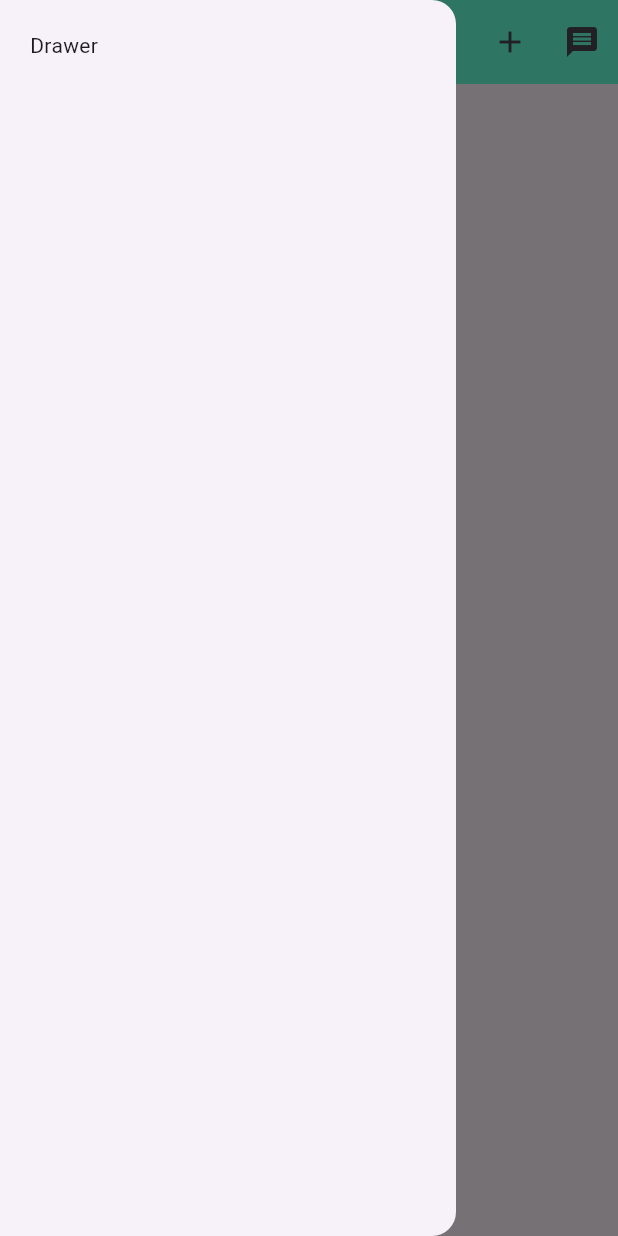
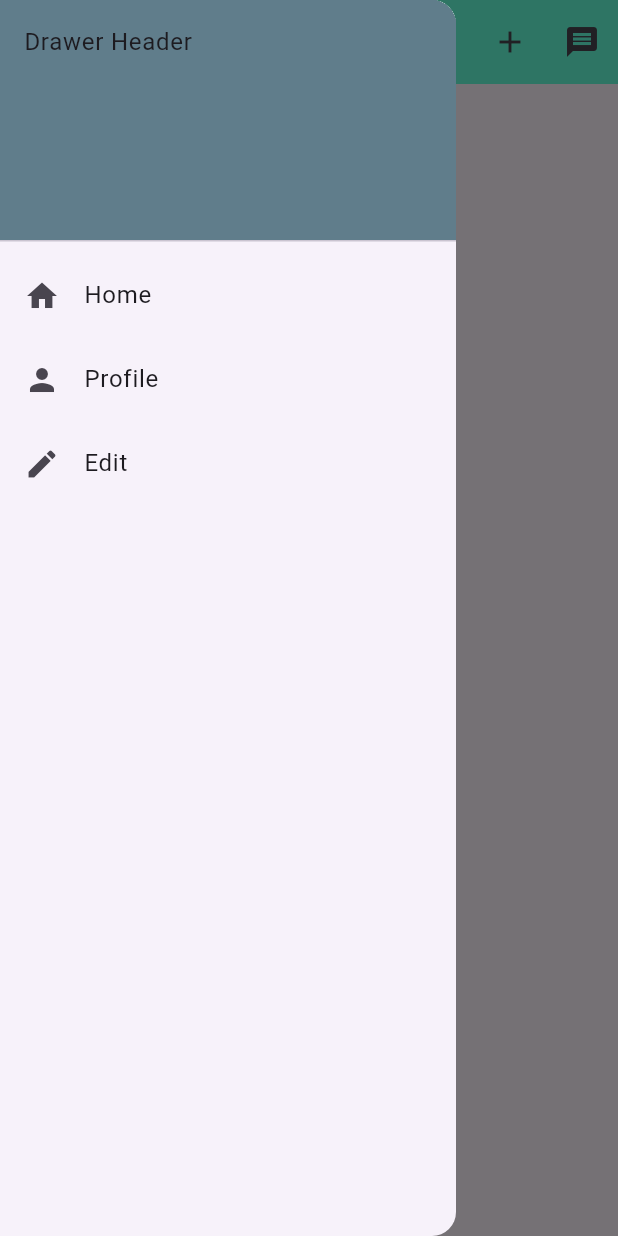
Before and after one commit to pinjor/practice_code, a Flutter app: the screen it shows after launch, with the side drawer open, on a phone screen of 412 x 824 dp. Run offline on Flutter 3.47's test engine with Material 3 defaults, Android fonts, the light colour scheme and no system bars.

Commit message:
Drawer added

```diff
--- a/lib/home.dart
+++ b/lib/home.dart
@@ -1,3 +1,4 @@
+import 'package:flutter/cupertino.dart';
 import 'package:flutter/material.dart';
 
 class home extends StatelessWidget {
@@ -12,9 +13,27 @@ class home extends StatelessWidget {
   Widget build(BuildContext context) {
     return Scaffold(
       drawer: Drawer(
-        child: Padding(
-          padding: const EdgeInsets.all(20.0),
-          child: Text('Drawer'),
+        child: ListView(
+          children: [
+            DrawerHeader(
+              child: Text('Drawer Header'),
+              decoration: BoxDecoration(
+                color: Colors.blueGrey,
+              ),
+            ),
+            ListTile(
+              leading: Icon(Icons.home),
+              title: Text('Home'),
+            ),
+            ListTile(
+              leading: Icon(Icons.person),
+              title: Text('Profile'),
+            ),
+            ListTile(
+              leading: Icon(Icons.edit),
+              title: Text('Edit'),
+            ),
+          ],
         ),
       ),
       appBar: AppBar(
```
